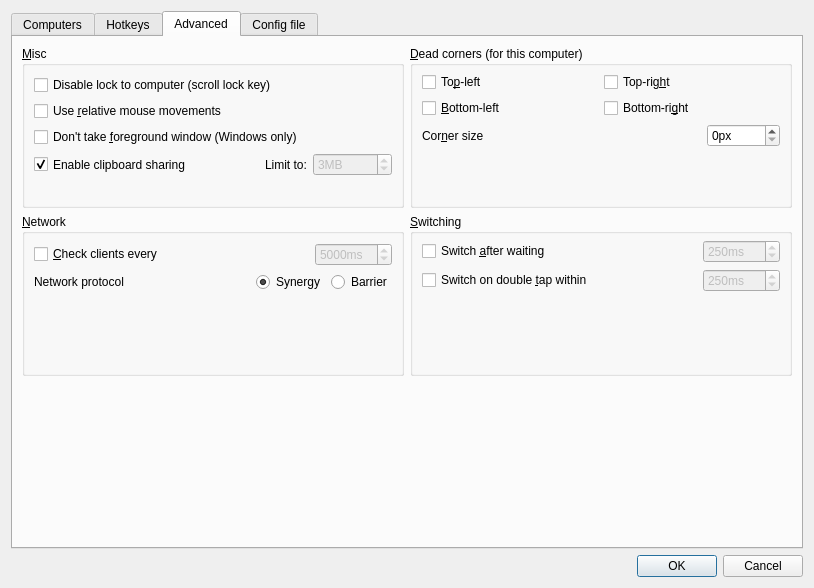
deskflow/deskflow, file src/lib/gui/dialogs/ServerConfigDialog.ui: the form before one commit.
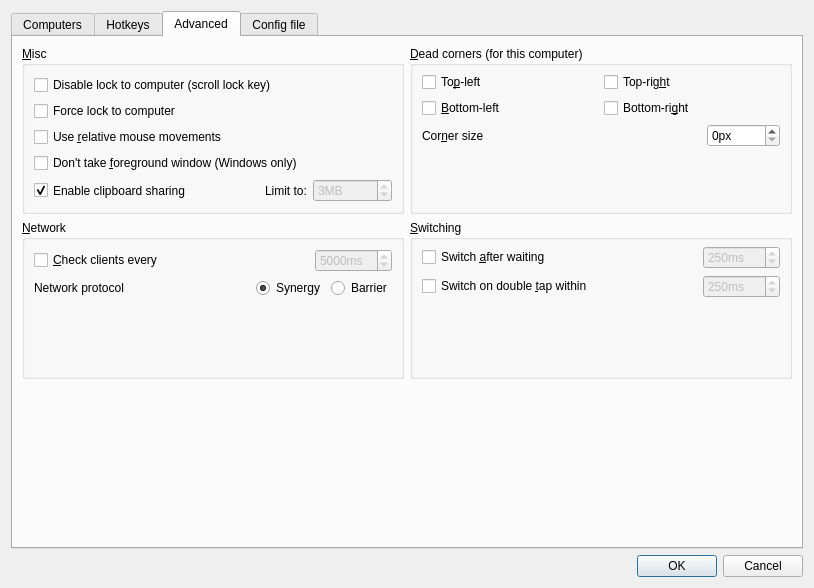
The form after the commit. The open tabs and pages were chosen to show the change. Icons and pictures are not drawn. Custom widgets are drawn as their Qt base class.

Commit message: feat: Force lock to screen option

Diff of the .ui file:
```diff
--- a/src/lib/gui/dialogs/ServerConfigDialog.ui
+++ b/src/lib/gui/dialogs/ServerConfigDialog.ui
@@ -434,6 +434,13 @@
             </property>
            </widget>
           </item>
+          <item>
+           <widget class="QCheckBox" name="cbForceLockToScreen">
+            <property name="text">
+             <string>Force lock to computer</string>
+            </property>
+           </widget>
+          </item>
           <item>
            <widget class="QCheckBox" name="cbRelativeMouseMoves">
             <property name="enabled">
```
The commit also changes 14 other files.
